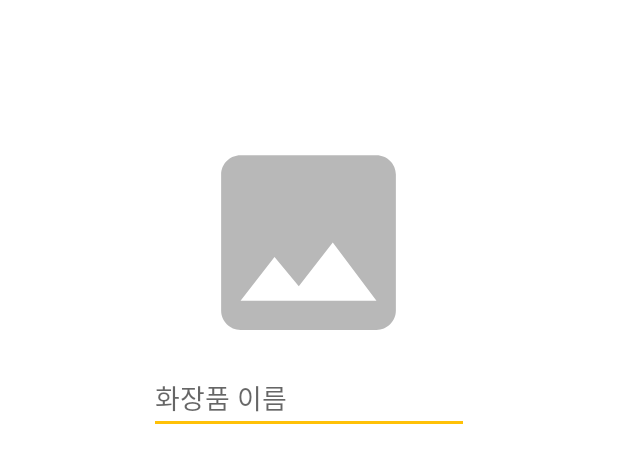
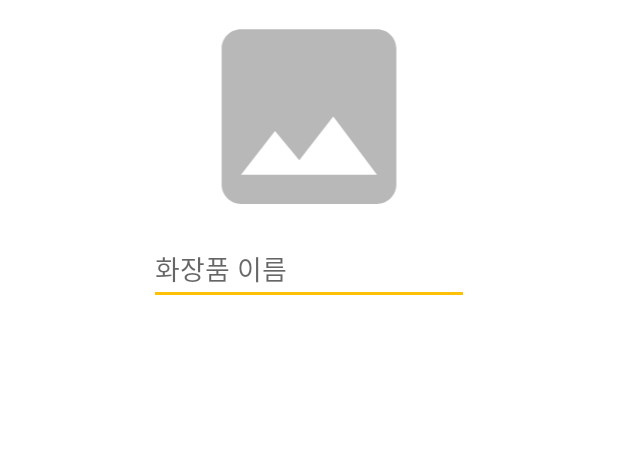
Before and after one commit to hongchopper/SwuMakeUpShot, an Android app: the layout sub.xml on its own in the app's theme, with its tools: preview values and no code run, on a phone screen of 412 x 824 dp. Shown: the top 463 px of the screen. Run offline under Robolectric (Android 15) with nearby library versions, the phone set to English and light mode, and no system bars.

Commit message:
Android 0927 sub

```diff
--- a/app/src/main/res/layout/sub.xml
+++ b/app/src/main/res/layout/sub.xml
@@ -1,32 +1,31 @@
 <?xml version="1.0" encoding="utf-8"?>
-<androidx.constraintlayout.widget.ConstraintLayout xmlns:android="http://schemas.android.com/apk/res/android"
+<LinearLayout xmlns:android="http://schemas.android.com/apk/res/android"
     xmlns:app="http://schemas.android.com/apk/res-auto"
     xmlns:tools="http://schemas.android.com/tools"
+    android:orientation="vertical"
     android:layout_width="match_parent"
     android:layout_height="match_parent">
 
     <ImageView
         android:id="@+id/imageView"
-        android:layout_width="198dp"
+        android:layout_width="match_parent"
         android:layout_height="155dp"
-        android:layout_marginTop="84dp"
-        app:layout_constraintEnd_toEndOf="parent"
-        app:layout_constraintHorizontal_bias="0.497"
-        app:layout_constraintStart_toStartOf="parent"
-        app:layout_constraintTop_toTopOf="parent"
         app:srcCompat="@drawable/ic_baseline_image_24" />
 
     <EditText
         android:id="@+id/editTextTextPersonName"
         android:layout_width="wrap_content"
         android:layout_height="wrap_content"
-        android:layout_marginTop="2dp"
+        android:layout_gravity="center"
         android:ems="10"
         android:hint="화장품 이름"
-        android:inputType="textPersonName"
-        app:layout_constraintEnd_toEndOf="parent"
-        app:layout_constraintStart_toStartOf="parent"
-        app:layout_constraintTop_toBottomOf="@+id/imageView" />
+        android:inputType="textPersonName"/>
+
+    <LinearLayout
+        android:layout_width="match_parent"
+        android:layout_height="wrap_content">
+
+    </LinearLayout>
 
 
-</androidx.constraintlayout.widget.ConstraintLayout>
+</LinearLayout>
```
